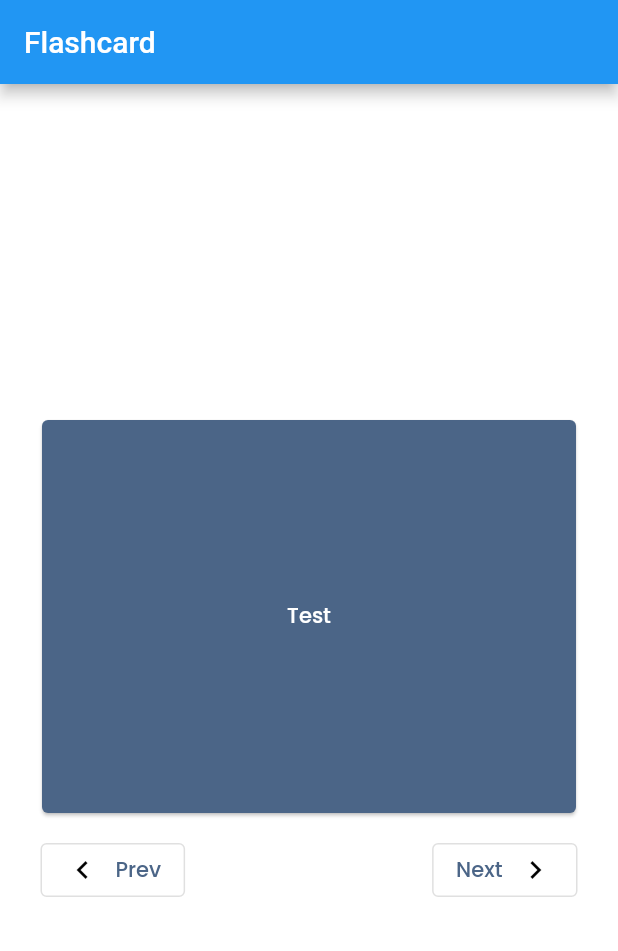
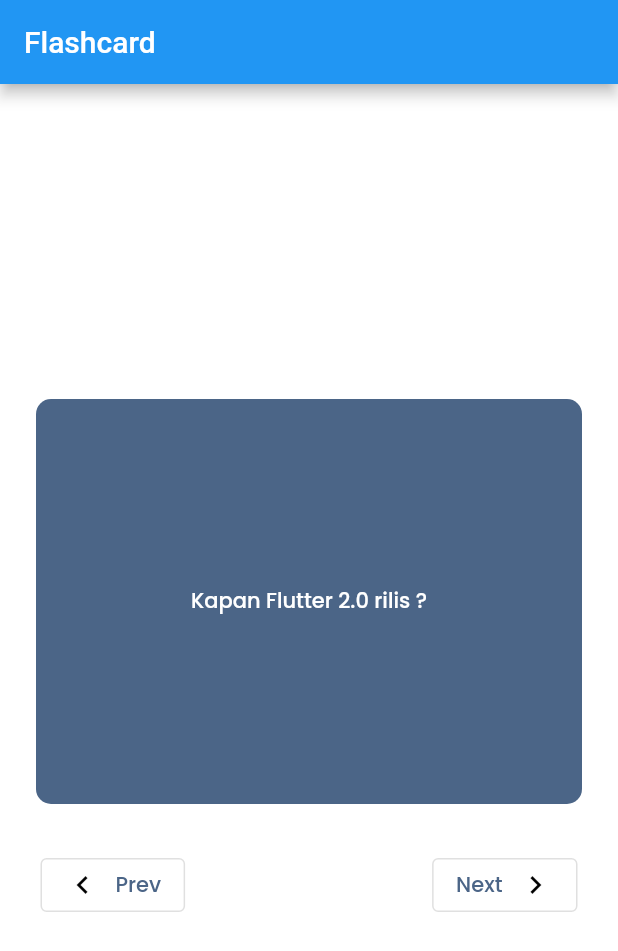
Before and after one commit to MahmudiZukri/flashcard, a Flutter app: the screen it shows after launch, on a phone screen of 412 x 824 dp. Shown: the top 951 px of the screen. Run offline on Flutter 3.47's test engine with Material 2 defaults, Android fonts, the phone set to English and light mode, and no system bars; drawn by our look-alikes of flip_card; our stand-ins replace google_fonts.

Commit message:
simple Flashcard

```diff
--- a/lib/models/card_model.dart
+++ b/lib/models/card_model.dart
@@ -3,19 +3,6 @@ part of 'models.dart';
 class CardModel {
   final String question;
   final String answer;
-  final Color color;
 
-  const CardModel(
-      {required this.question, required this.answer, required this.color});
-
-  static const dummyCard = [
-    CardModel(
-        question: "Siapakah nama tokoh utama anime SAO",
-        answer: "Kirigaya Kazuto",
-        color: Colors.blue),
-    CardModel(
-        question: "Siapakah nama tokoh utama anime Seirei Geisuki",
-        answer: "Rio",
-        color: Colors.green)
-  ];
+  const CardModel({required this.question, required this.answer});
 }
--- a/lib/models/models.dart
+++ b/lib/models/models.dart
@@ -1,3 +1 @@
-import 'package:flutter/material.dart';
-
 part 'card_model.dart';
--- a/lib/ui/pages/home_page.dart
+++ b/lib/ui/pages/home_page.dart
@@ -23,8 +23,11 @@ class _HomePageState extends State<HomePage> {
         child: Column(
           mainAxisAlignment: MainAxisAlignment.center,
           children: [
-            CustomCard(),
-            SizedBox(height: 10),
+            CustomCard(
+              question: "Kapan Flutter 2.0 rilis ?",
+              answer: "3 Maret 2021",
+            ),
+            SizedBox(height: 30),
             Row(
               mainAxisAlignment: MainAxisAlignment.spaceBetween,
               children: [
--- a/lib/ui/widgets/custom_card.dart
+++ b/lib/ui/widgets/custom_card.dart
@@ -1,20 +1,35 @@
 part of 'widgets.dart';
 
 class CustomCard extends StatelessWidget {
-  const CustomCard({Key? key}) : super(key: key);
+  const CustomCard({Key? key, required this.question, required this.answer})
+      : super(key: key);
+
+  final String question;
+  final String answer;
 
   @override
   Widget build(BuildContext context) {
     return SizedBox(
-      height: 270.0,
-      width: double.infinity,
-      child: Card(
-        color: greyColor,
-        child: Center(
+      child: FlipCard(
+        direction: FlipDirection.HORIZONTAL,
+        front: CustomContainer(
+          color: greyColor,
+          child: Center(
             child: Text(
-          'Test',
-          style: whiteTextFont.copyWith(fontSize: 14),
-        )),
+              question,
+              style: whiteTextFont.copyWith(fontSize: 14),
+            ),
+          ),
+        ),
+        back: CustomContainer(
+          color: Colors.green,
+          child: Center(
+            child: Text(
+              answer,
+              style: whiteTextFont.copyWith(fontSize: 14),
+            ),
+          ),
+        ),
       ),
     );
   }
--- /dev/null
+++ b/lib/ui/widgets/custom_container.dart
@@ -0,0 +1,20 @@
+part of 'widgets.dart';
+
+class CustomContainer extends StatelessWidget {
+  const CustomContainer({Key? key, required this.child, required this.color})
+      : super(key: key);
+
+  final Widget child;
+  final Color color;
+
+  @override
+  Widget build(BuildContext context) {
+    return Container(
+      height: 270.0,
+      width: double.infinity,
+      decoration:
+          BoxDecoration(color: color, borderRadius: BorderRadius.circular(10)),
+      child: child,
+    );
+  }
+}
--- a/lib/ui/widgets/widgets.dart
+++ b/lib/ui/widgets/widgets.dart
@@ -1,4 +1,6 @@
 import 'package:flashcard/shared/shared.dart';
+import 'package:flip_card/flip_card.dart';
 import 'package:flutter/material.dart';
 
 part 'custom_card.dart';
+part 'custom_container.dart';
```
Also changed, not shown: pubspec.yaml (+1 -6 lines), pubspec.lock.
